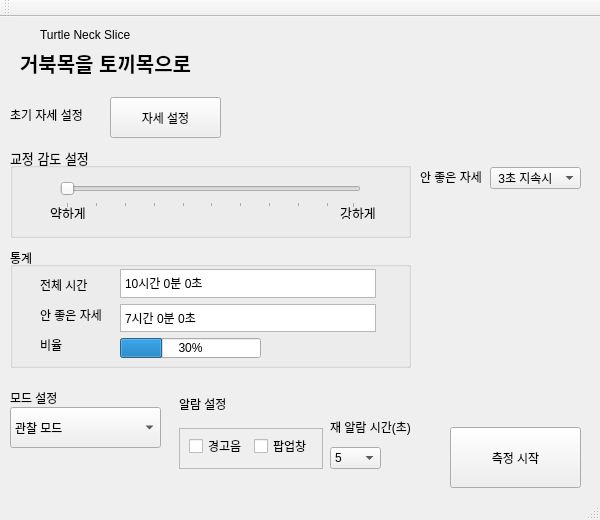
The window that iHunch/iHunch/iHunch.ui (eastclo/Prevention_iHunch) describes before a commit, drawn with Qt 5.
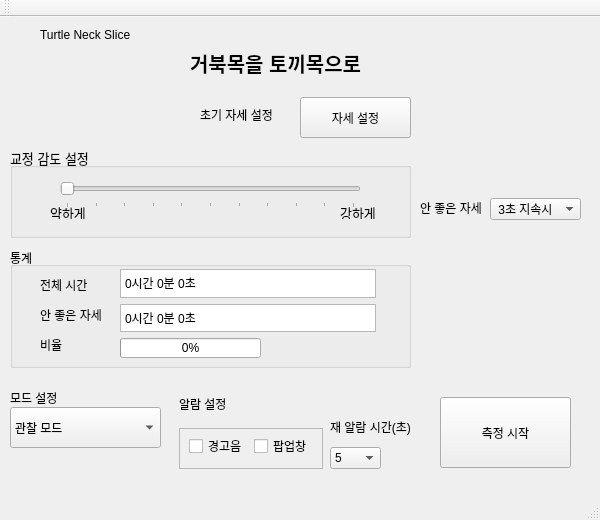
The same window after the commit. Icons and pictures are not drawn.

Diff of the .ui file:
```diff
--- a/iHunch/iHunch/iHunch.ui
+++ b/iHunch/iHunch/iHunch.ui
@@ -33,7 +33,7 @@
    <widget class="QLabel" name="label">
     <property name="geometry">
      <rect>
-      <x>20</x>
+      <x>190</x>
       <y>20</y>
       <width>211</width>
       <height>51</height>
@@ -53,7 +53,7 @@
    <widget class="QLabel" name="label_2">
     <property name="geometry">
      <rect>
-      <x>10</x>
+      <x>200</x>
       <y>90</y>
       <width>121</width>
       <height>16</height>
@@ -66,7 +66,7 @@
    <widget class="QPushButton" name="pushButton">
     <property name="geometry">
      <rect>
-      <x>110</x>
+      <x>300</x>
       <y>80</y>
       <width>111</width>
       <height>41</height>
@@ -155,7 +155,7 @@
       </rect>
      </property>
      <property name="value">
-      <number>30</number>
+      <number>0</number>
      </property>
      <property name="alignment">
       <set>Qt::AlignLeading|Qt::AlignLeft|Qt::AlignVCenter</set>
@@ -175,7 +175,7 @@
 &lt;html&gt;&lt;head&gt;&lt;meta name=&quot;qrichtext&quot; content=&quot;1&quot; /&gt;&lt;style type=&quot;text/css&quot;&gt;
 p, li { white-space: pre-wrap; }
 &lt;/style&gt;&lt;/head&gt;&lt;body style=&quot; font-family:'Gulim'; font-size:9pt; font-weight:400; font-style:normal;&quot;&gt;
-&lt;p style=&quot; margin-top:0px; margin-bottom:0px; margin-left:0px; margin-right:0px; -qt-block-indent:0; text-indent:0px;&quot;&gt;10시간 0분 0초&lt;/p&gt;&lt;/body&gt;&lt;/html&gt;</string>
+&lt;p style=&quot; margin-top:0px; margin-bottom:0px; margin-left:0px; margin-right:0px; -qt-block-indent:0; text-indent:0px;&quot;&gt;0시간 0분 0초&lt;/p&gt;&lt;/body&gt;&lt;/html&gt;</string>
      </property>
     </widget>
     <widget class="QTextBrowser" name="textBrowser_2">
@@ -192,22 +192,32 @@
 &lt;html&gt;&lt;head&gt;&lt;meta name=&quot;qrichtext&quot; content=&quot;1&quot; /&gt;&lt;style type=&quot;text/css&quot;&gt;
 p, li { white-space: pre-wrap; }
 &lt;/style&gt;&lt;/head&gt;&lt;body style=&quot; font-family:'Gulim'; font-size:9pt; font-weight:400; font-style:normal;&quot;&gt;
-&lt;p style=&quot; margin-top:0px; margin-bottom:0px; margin-left:0px; margin-right:0px; -qt-block-indent:0; text-indent:0px;&quot;&gt;7시간 0분 0초&lt;/p&gt;&lt;/body&gt;&lt;/html&gt;</string>
+&lt;p style=&quot; margin-top:0px; margin-bottom:0px; margin-left:0px; margin-right:0px; -qt-block-indent:0; text-indent:0px;&quot;&gt;0시간 0분 0초&lt;/p&gt;&lt;/body&gt;&lt;/html&gt;</string>
      </property>
     </widget>
    </widget>
    <widget class="QPushButton" name="pushButton_2">
     <property name="geometry">
      <rect>
-      <x>450</x>
-      <y>410</y>
+      <x>440</x>
+      <y>380</y>
       <width>131</width>
-      <height>61</height>
+      <height>71</height>
      </rect>
     </property>
     <property name="text">
      <string>측정 시작</string>
     </property>
+    <property name="icon">
+     <iconset resource="iHunch.qrc">
+      <normaloff>:/iHunch/play.png</normaloff>:/iHunch/play.png</iconset>
+    </property>
+    <property name="iconSize">
+     <size>
+      <width>32</width>
+      <height>32</height>
+     </size>
+    </property>
    </widget>
    <widget class="QLabel" name="label_9">
     <property name="geometry">
@@ -375,7 +385,7 @@
       </rect>
      </property>
      <property name="minimum">
-      <number>1</number>
+      <number>0</number>
      </property>
      <property name="maximum">
       <number>100</number>
@@ -534,7 +544,7 @@
     <property name="geometry">
      <rect>
       <x>490</x>
-      <y>150</y>
+      <y>181</y>
       <width>91</width>
       <height>22</height>
      </rect>
@@ -587,7 +597,7 @@
     <property name="geometry">
      <rect>
       <x>420</x>
-      <y>149</y>
+      <y>180</y>
       <width>111</width>
       <height>21</height>
      </rect>
```
Left out of the diff: 10 changed lines with no effect on the pictures.
